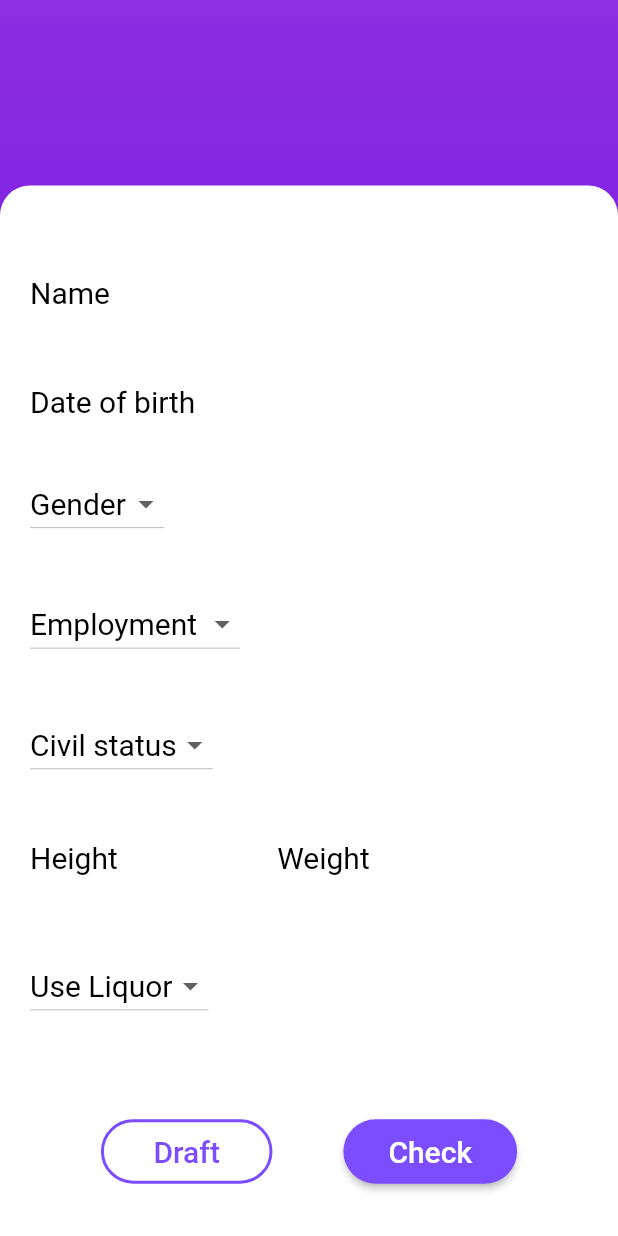
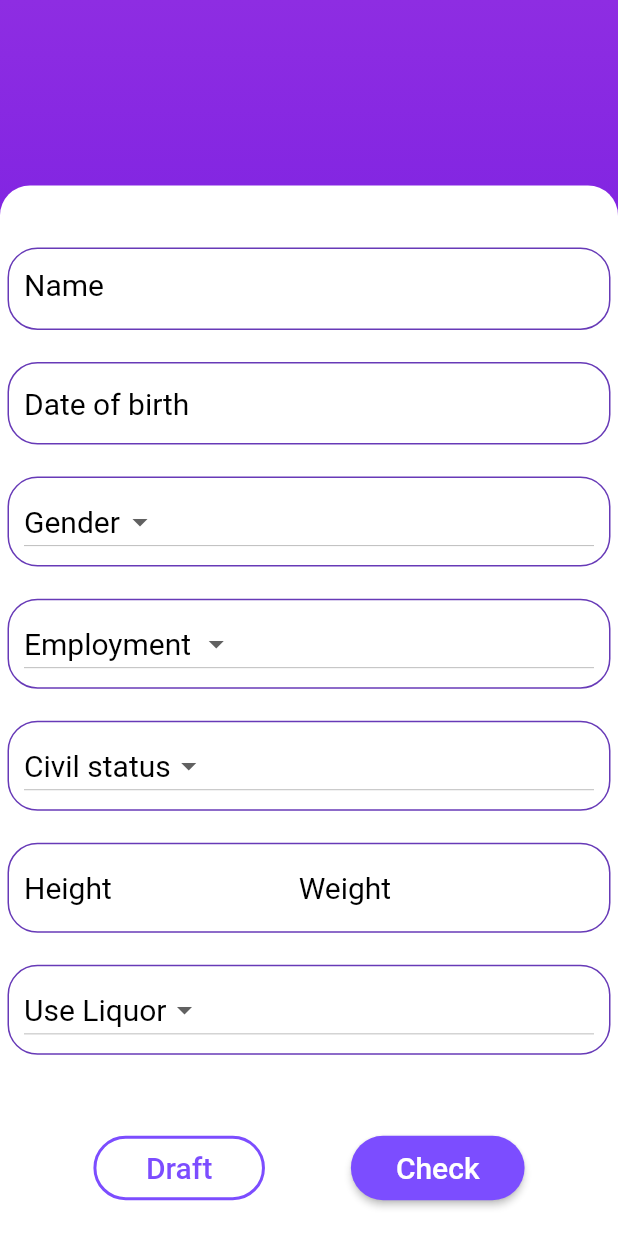
Before and after one commit to MalakaDeSilva/In-5-Years, a Flutter app: the InputDetails widget shown alone on an empty page, opened directly, on a phone screen of 412 x 824 dp. Run offline on Flutter 3.47's test engine with Material 2 defaults, Android fonts, the light colour scheme and no system bars; our stand-ins replace avatar_glow, cloud_firestore, firebase_auth, flutter_spinkit, google_sign_in; missing offline and left inert: flutter_facebook_login, rect_getter; accounts and stored records are empty; network calls fail.

Commit message:
input details

```diff
--- a/lib/input_det.dart
+++ b/lib/input_det.dart
@@ -60,14 +60,20 @@ class _InputDetailsState extends State<InputDetails> {
             ),
             margin:
                 EdgeInsets.only(top: MediaQuery.of(context).size.height * 0.15),
-            padding: EdgeInsets.only(left: 20, right: 20, top: 20),
+            padding: EdgeInsets.only(left: 5, right: 5, top: 20),
             child: Form(
               key: _formKey,
               child: Column(
                 crossAxisAlignment: CrossAxisAlignment.start,
                 mainAxisAlignment: MainAxisAlignment.spaceEvenly,
                 children: <Widget>[
-                  TextFormField(
+                  Container(
+                    padding: EdgeInsets.only(left: 10, right: 10, top: 5),
+                    decoration: BoxDecoration(
+                      border: Border.all(color: Colors.deepPurple),
+                      borderRadius: BorderRadius.all(Radius.circular(20))
+                    ),
+                    child: TextFormField(
                       style: TextStyle(color: Colors.black, fontSize: 20.0),
                       decoration: new InputDecoration(
                           border: InputBorder.none,
@@ -76,7 +82,15 @@ class _InputDetailsState extends State<InputDetails> {
                           contentPadding: EdgeInsets.only(bottom: 10)),
                       onChanged: (value) => _name = value,
                     ),
-                  InkWell(
+                  ),
+                  Container(
+                    padding: EdgeInsets.only(left: 10, right: 10, top: 15, bottom: 15),
+                    width: MediaQuery.of(context).size.width,
+                    decoration: BoxDecoration(
+                      border: Border.all(color: Colors.deepPurple),
+                      borderRadius: BorderRadius.all(Radius.circular(20))
+                    ),
+                    child: InkWell(
                       onTap: () => _selectDate(context),
                       child: Text(
                         dob,
@@ -86,7 +100,15 @@ class _InputDetailsState extends State<InputDetails> {
                         ),
                       ),
                     ),
-                  DropdownButton(
+                  ),
+                  Container(
+                    padding: EdgeInsets.only(left: 10, right: 10, top: 5, bottom: 5),
+                    width: MediaQuery.of(context).size.width,
+                    decoration: BoxDecoration(
+                      border: Border.all(color: Colors.deepPurple),
+                      borderRadius: BorderRadius.all(Radius.circular(20))
+                    ),
+                    child: DropdownButton(
                       hint: Text(
                         'Gender',
                         style: TextStyle(
@@ -113,7 +135,15 @@ class _InputDetailsState extends State<InputDetails> {
                         );
                       }).toList(),
                     ),
-                  DropdownButton(
+                  ),
+                  Container(
+                     padding: EdgeInsets.only(left: 10, right: 10, top: 5, bottom: 5),
+                    width: MediaQuery.of(context).size.width,
+                    decoration: BoxDecoration(
+                      border: Border.all(color: Colors.deepPurple),
+                      borderRadius: BorderRadius.all(Radius.circular(20))
+                    ),
+                    child: DropdownButton(
                       hint: Text(
                         'Employment',
                         style: TextStyle(
@@ -140,7 +170,15 @@ class _InputDetailsState extends State<InputDetails> {
                         );
                       }).toList(),
                     ),
-                  DropdownButton(
+                  ),
+                  Container(
+                     padding: EdgeInsets.only(left: 10, right: 10, top: 5, bottom: 5),
+                    width: MediaQuery.of(context).size.width,
+                    decoration: BoxDecoration(
+                      border: Border.all(color: Colors.deepPurple),
+                      borderRadius: BorderRadius.all(Radius.circular(20))
+                    ),
+                    child: DropdownButton(
                       hint: Text(
                         'Civil status',
                         style: TextStyle(
@@ -167,11 +205,19 @@ class _InputDetailsState extends State<InputDetails> {
                         );
                       }).toList(),
                     ),
-                  Row(
+                  ),
+                  Container(
+                     padding: EdgeInsets.only(left: 10, right: 10, top: 10),
+                    width: MediaQuery.of(context).size.width,
+                    decoration: BoxDecoration(
+                      border: Border.all(color: Colors.deepPurple),
+                      borderRadius: BorderRadius.all(Radius.circular(20))
+                    ),
+                    child: Row(
                       mainAxisAlignment: MainAxisAlignment.start,
                       children: <Widget>[
                         Container(
-                        width: MediaQuery.of(context).size.width / 2.5,
+                          width: MediaQuery.of(context).size.width / 2.25,
                           child: TextFormField(
                             style: TextStyle(color: Colors.black, fontSize: 20.0),
                             decoration: new InputDecoration(
@@ -184,7 +230,7 @@ class _InputDetailsState extends State<InputDetails> {
                           ),
                         ),
                         Container(
-                        width: MediaQuery.of(context).size.width / 2.5,
+                          width: MediaQuery.of(context).size.width / 2.15,
                           child: TextFormField(
                             style: TextStyle(color: Colors.black, fontSize: 20.0),
                             decoration: new InputDecoration(
@@ -198,7 +244,15 @@ class _InputDetailsState extends State<InputDetails> {
                         )
                       ],
                     ),
-                  DropdownButton(
+                  ),
+                  Container(
+                     padding: EdgeInsets.only(left: 10, right: 10, top: 5, bottom: 5),
+                    width: MediaQuery.of(context).size.width,
+                    decoration: BoxDecoration(
+                      border: Border.all(color: Colors.deepPurple),
+                      borderRadius: BorderRadius.all(Radius.circular(20))
+                    ),
+                    child: DropdownButton(
                       hint: Text(
                         'Use Liquor',
                         style: TextStyle(
@@ -224,6 +278,7 @@ class _InputDetailsState extends State<InputDetails> {
                           value: location,
                         );
                       }).toList(),
+                    ),
                   ),
                   Container(
                     margin: EdgeInsets.only(top: 30),
```
Lines whose indentation alone changed are shown as unchanged.
